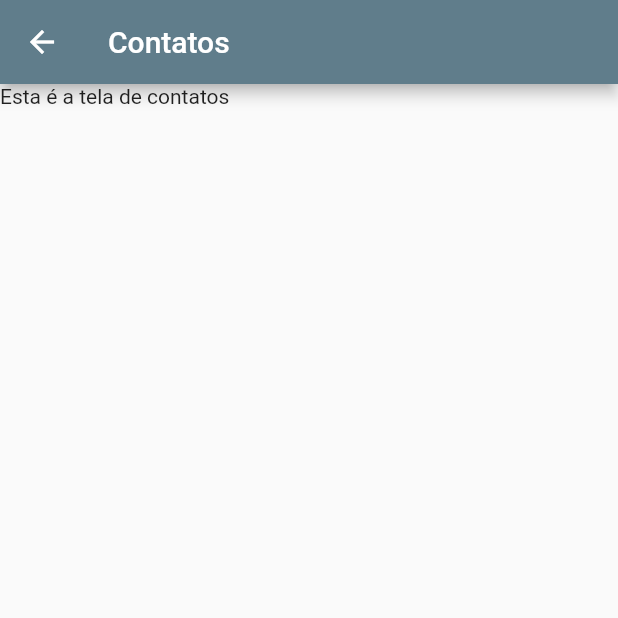
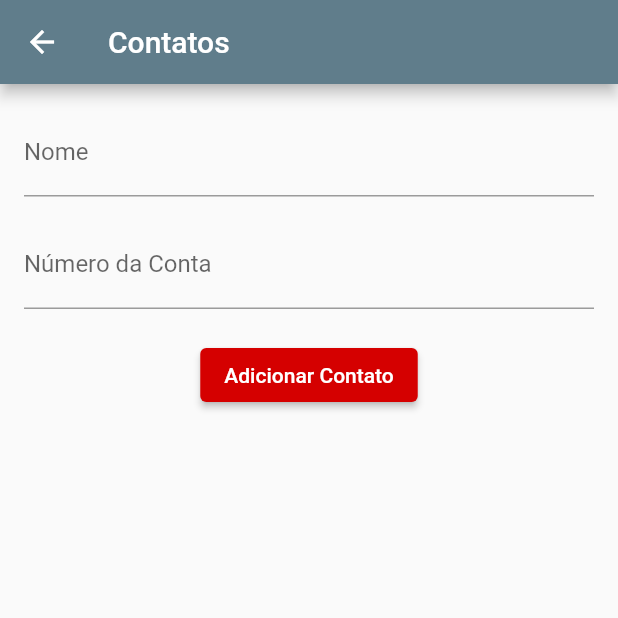
Before and after one commit to silveiraluisf/projeto-flutter-treino, a Flutter app: the ListaContatos screen opened directly, on a phone screen of 412 x 824 dp, the top half of it. Run offline on Flutter 3.47's test engine with Material 2 defaults, Android fonts, the phone set to English and light mode, and no system bars.

Commit message:
Feito o formulário de cadastro de novos contatos

```diff
--- /dev/null
+++ b/lib/models/contato.dart
@@ -0,0 +1,16 @@
+import 'package:flutter/material.dart';
+
+class Contato {
+  final String nome;
+  final int numeroConta;
+
+  Contato(
+      this.nome,
+      this.numeroConta
+      );
+
+  @override
+  String toString() {
+    return 'Contato{nome: $nome, numeroConta: $numeroConta}';
+  }
+}
--- a/lib/screens/contato/lista_contatos.dart
+++ b/lib/screens/contato/lista_contatos.dart
@@ -1,13 +1,48 @@
 import 'package:flutter/material.dart';
+import 'package:my_app/models/contato.dart';
 
 class ListaContatos extends StatelessWidget {
+
+  final TextEditingController _controladorNome = TextEditingController();
+  final TextEditingController _controladorNumeroConta = TextEditingController();
+
   @override
   Widget build(BuildContext context) {
+
     return Scaffold(
       appBar: AppBar(title: const Text('Contatos'),
       ),
-      body: const Text('Esta é a tela de contatos'),
+      body: Padding(
+        padding: const EdgeInsets.all(16.0),
+        child: Column(
+          children: <Widget>[
+            TextField(
+              controller: _controladorNome,
+              decoration: const InputDecoration(labelText: 'Nome'),
+            ),
+            Padding(
+              padding: const EdgeInsets.only(top: 16.0),
+              child: TextField(
+                controller: _controladorNumeroConta,
+                decoration: const InputDecoration(labelText: 'Número da Conta'),
+                keyboardType: TextInputType.number,
+              ),
+            ),
+            Padding(
+              padding: const EdgeInsets.only(top: 20.0),
+              child: ElevatedButton(
+                child: const Text('Adicionar Contato'),
+                onPressed: () {
+                  final String nome = _controladorNome.text;
+                  final int? numeroConta = int.tryParse(_controladorNumeroConta.text);
+                  if(numeroConta != null){
+                    final Contato contatoNovo = Contato(nome, numeroConta);}
+                },
+              ),
+            )
+          ],
+        ),
+      ),
     );
   }
-
 }
```
